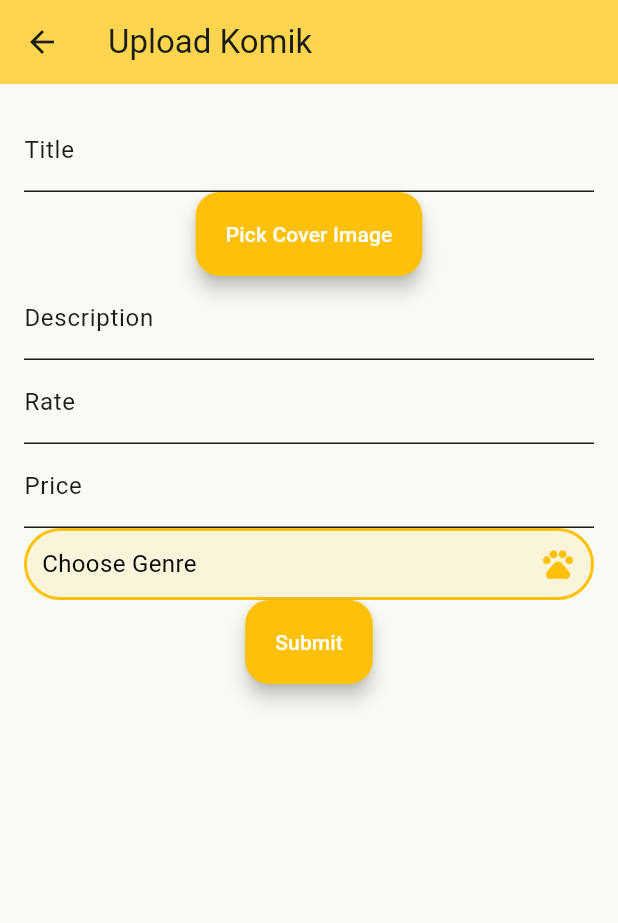
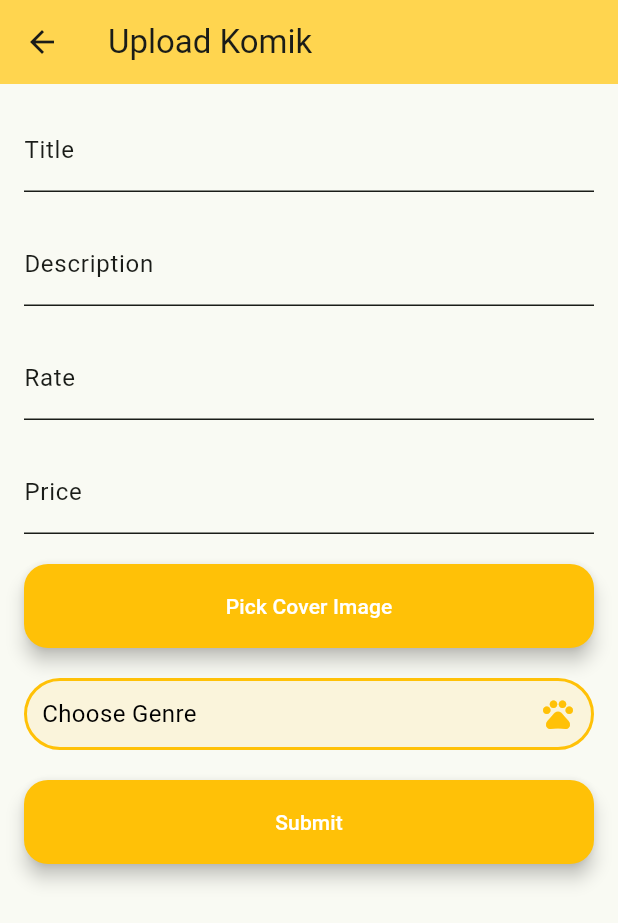
Before and after one commit to MiKami-IPPL/MiKami-Mobile, a Flutter app: the AuthorManage screen opened directly, after a tap on the "add" icon, on a phone screen of 412 x 824 dp. Shown: the top 923 px of the screen. Run offline on Flutter 3.47's test engine with Material 3 defaults, Android fonts, the phone set to English and light mode, and no system bars; drawn by our look-alikes of multi_select_flutter; our stand-ins replace carousel_slider, file_picker, flutter_rating_bar, get, image_picker, shared_preferences and 1 more; missing offline and left inert: webview_flutter_android, webview_flutter_wkwebview; accounts and stored records are empty; network calls fail.

Commit message:
Create,Get,Delete Comic(Update not yet)

```diff
--- /dev/null
+++ b/lib/model/comic.dart
@@ -0,0 +1,25 @@
+class Comic {
+  final int id;
+  final String title;
+  final String description;
+  final String author;
+  final String coverUrl;
+
+  Comic({
+    required this.id,
+    required this.title,
+    required this.description,
+    required this.author,
+    required this.coverUrl,
+  });
+
+  factory Comic.fromJson(Map<String, dynamic> json) {
+    return Comic(
+      id: json['id'],
+      title: json['title'],
+      description: json['description'],
+      author: json['author'],
+      coverUrl: json['cover'],
+    );
+  }
+}
--- a/lib/screens/author_add_comic.dart
+++ b/lib/screens/author_add_comic.dart
@@ -93,8 +93,12 @@ class _AddComicState extends State<AddComic> {
                 child: ListView(
                   children: [
                     Column(
+  crossAxisAlignment: CrossAxisAlignment.stretch,
   children: [
-                        TextFormField(
+    // Form fields
+    Padding(
+      padding: const EdgeInsets.only(bottom: 20),
+      child: TextFormField(
         controller: authorController.titleController,
         validator: (value) {
           if (value == null || value.isEmpty) {
@@ -107,21 +111,11 @@ class _AddComicState extends State<AddComic> {
           hintText: 'Title',
         ),
       ),
-                        ElevatedButton(
-                          onPressed: () async {
-                            final ImagePicker picker = ImagePicker();
-                            final XFile? image = await picker.pickImage(
-                                source: ImageSource.gallery);
-                            if (image != null) {
-                              authorController.coverController.text =
-                                  image.path;
-                            }
-                          },
-                          child: Text('Pick Cover Image'),
     ),
-                        TextFormField(
-                          controller:
-                              authorController.descriptionController,
+    Padding(
+      padding: const EdgeInsets.only(bottom: 20),
+      child: TextFormField(
+        controller: authorController.descriptionController,
         validator: (value) {
           if (value == null || value.isEmpty) {
             return 'Please enter description of comic';
@@ -133,7 +127,10 @@ class _AddComicState extends State<AddComic> {
           hintText: 'Description',
         ),
       ),
-                        TextFormField(
+    ),
+    Padding(
+      padding: const EdgeInsets.only(bottom: 20),
+      child: TextFormField(
         keyboardType: TextInputType.number,
         controller: authorController.rateController,
         validator: (value) {
@@ -149,7 +146,10 @@ class _AddComicState extends State<AddComic> {
           hintText: 'Rate',
         ),
       ),
-                        TextFormField(
+    ),
+    Padding(
+      padding: const EdgeInsets.only(bottom: 20),
+      child: TextFormField(
         keyboardType: TextInputType.number,
         controller: authorController.priceController,
         validator: (value) {
@@ -165,15 +165,34 @@ class _AddComicState extends State<AddComic> {
           hintText: 'Price',
         ),
       ),
-                        MultiSelectDialogField(
+    ),
+    // Image picker
+    Padding(
+      padding: const EdgeInsets.only(bottom: 20),
+      child: ElevatedButton(
+        onPressed: () async {
+          final ImagePicker picker = ImagePicker();
+          final XFile? image = await picker.pickImage(
+            source: ImageSource.gallery,
+          );
+          if (image != null) {
+            authorController.coverController.text = image.path;
+          }
+        },
+        child: Text('Pick Cover Image'),
+      ),
+    ),
+    // Genre picker
+    Padding(
+      padding: const EdgeInsets.only(bottom: 20),
+      child: MultiSelectDialogField(
         items: _items,
         searchable: true,
         title: Text("Genres"),
         selectedColor: lightColorScheme.primary,
         decoration: BoxDecoration(
           color: lightColorScheme.primary.withOpacity(0.1),
-                            borderRadius:
-                                BorderRadius.all(Radius.circular(40)),
+          borderRadius: BorderRadius.all(Radius.circular(40)),
           border: Border.all(
             color: lightColorScheme.primary,
             width: 2,
@@ -196,10 +215,11 @@ class _AddComicState extends State<AddComic> {
           for (var i = 0; i < _selectedGenre.length; i++) {
             genreId.add(_selectedGenre[i].id.toString());
           }
-                            authorController.genreIdController.text =
-                                genreId.join(',');
+          authorController.genreIdController.text = genreId.join(',');
         },
       ),
+    ),
+    // Submit button
     ElevatedButton(
       onPressed: () async {
         if (_formAddComic.currentState!.validate()) {
--- a/lib/screens/author_manage_screen.dart
+++ b/lib/screens/author_manage_screen.dart
@@ -1,43 +1,50 @@
 import 'package:flutter/material.dart';
 import 'package:get/get.dart';
-import 'package:mikami_mobile/model/list_item_data.dart';
-import 'package:mikami_mobile/model/list_data_provider.dart';
-import 'package:mikami_mobile/screens/author_add_comic.dart';
+import 'package:mikami_mobile/model/comic.dart';
 import 'package:mikami_mobile/screens/chapter_manage_screen.dart';
 import 'package:mikami_mobile/services_api/author_service.dart';
+import 'package:mikami_mobile/screens/author_add_comic.dart';
 
 class AuthorManage extends StatefulWidget {
-  const AuthorManage({super.key});
+  const AuthorManage({Key? key}) : super(key: key);
 
   @override
-  State<AuthorManage> createState() => _AuthorManageState();
+  _AuthorManageState createState() => _AuthorManageState();
 }
 
 class _AuthorManageState extends State<AuthorManage> {
-  AuthorController authorController = Get.put(AuthorController());
+  final AuthorController authorController = AuthorController();
+
+  @override
+  void initState() {
+    super.initState();
+    authorController.getComics().then((_) {
+      setState(() {});
+    });
+  }
+
   @override
   Widget build(BuildContext context) {
     return Scaffold(
-      backgroundColor: Colors.amber[300],
+      backgroundColor: Colors.white,
       appBar: AppBar(
-        iconTheme: const IconThemeData(
-          color: Colors.white,
-        ),
-        titleTextStyle: const TextStyle(
-          color: Colors.white,
-          fontSize: 20,
+        iconTheme: const IconThemeData(color: Colors.white),
+        title: const Text(
+          'Kelola Komik Kamu!',
+          style: TextStyle(color: Colors.white, fontSize: 20),
         ),
         backgroundColor: Colors.amber[300],
       ),
       body: SingleChildScrollView(
         child: Column(
+          crossAxisAlignment: CrossAxisAlignment.start,
           children: [
             Container(
+              padding: const EdgeInsets.all(16.0),
               color: Colors.amber[300],
-              padding: const EdgeInsets.all(16.0),
-              child: const Column(
+              child: Column(
                 crossAxisAlignment: CrossAxisAlignment.start,
-                children: [
+                children: const [
                   Text(
                     'Kelola Komik Kamu!',
                     style: TextStyle(
@@ -63,47 +70,66 @@ class _AuthorManageState extends State<AuthorManage> {
                 children: [
                   Container(
                     color: Colors.white,
-                    child: const TabBar(
+                    child: TabBar(
                       indicatorColor: Colors.red,
                       tabs: [
                         Tab(text: 'Published'),
                         Tab(text: 'Pending'),
                       ],
+                      labelColor: Colors.black,
+                      unselectedLabelColor: Colors.grey,
                     ),
                   ),
                   SizedBox(
                     height: MediaQuery.of(context).size.height - 200,
-                    child: Container(
-                      color: Colors.white,
                     child: TabBarView(
                       children: [
-                          ListView.builder(
-                            itemCount:
-                                ListDataProvider.getPublishedList().length,
-                            itemBuilder: (BuildContext context, int index) {
-                              ListItemData itemData =
-                                  ListDataProvider.getPublishedList()[index];
+                        _buildComicList(),
+                        const Center(
+                          child: Text('Tidak ada komik yang sedang ditunda'),
+                        ),
+                      ],
+                    ),
+                  ),
+                ],
+              ),
+            ),
+          ],
+        ),
+      ),
+      floatingActionButton: FloatingActionButton(
+        onPressed: () {
+          Get.to(() => AddComic());
+        },
+        shape: const StadiumBorder(),
+        backgroundColor: Colors.amber,
+        child: const Icon(Icons.add),
+      ),
+    );
+  }
+
+  Widget _buildComicList() {
+    if (authorController.comics.isEmpty) {
+      return const Center(child: CircularProgressIndicator());
+    } else {
+      return ListView.builder(
+        itemCount: authorController.comics.length,
+        itemBuilder: (context, index) {
+          Comic comic = authorController.comics[index];
           return GestureDetector(
             onTap: () {
-                                  Get.to(ChapterManageScreen());
+              Get.to(ChapterManageScreen(comic: comic));
             },
-                                child: Column(
-                                  children: [
-                                    ListTile(
+            child: ListTile(
               contentPadding:
-                                          const EdgeInsets.symmetric(
-                                              horizontal: 16.0, vertical: 12.0),
+                  const EdgeInsets.symmetric(horizontal: 16.0, vertical: 12.0),
               leading: Container(
                 width: 70,
                 height: 70,
                 color: Colors.blue,
-                                        child: Image.asset(
-                                          itemData.imagePath,
-                                          fit: BoxFit.cover,
-                                        ),
               ),
               title: Text(
-                                        itemData.title,
+                comic.title,
                 maxLines: 2,
                 overflow: TextOverflow.ellipsis,
                 style: const TextStyle(
@@ -112,8 +138,8 @@ class _AuthorManageState extends State<AuthorManage> {
                 ),
               ),
               subtitle: ListTileSubtitle(
-                                        line1: itemData.subtitle,
-                                        line2: '',
+                line1: comic.description,
+                line2: 'Author: ${comic.author}',
               ),
               trailing: Row(
                 mainAxisSize: MainAxisSize.min,
@@ -121,28 +147,26 @@ class _AuthorManageState extends State<AuthorManage> {
                   IconButton(
                     icon: Icon(Icons.delete),
                     onPressed: () {
-                                              _showConfirmationDialog(
-                                                  context, itemData.title);
+                      _showConfirmationDialog(context, comic); // Fix here
                     },
                   ),
                   PopupMenuButton<String>(
                     onSelected: (String choice) {
-                                              if (choice ==
-                                                  'Lihat Daftar Chapter') {
-                                                Get.to(ChapterManageScreen());
-                                              } else if (choice ==
-                                                  'Hapus Komik') {
-                                                _showConfirmationDialog(
-                                                    context, itemData.title);
+                      if (choice == 'Lihat Daftar Chapter') {
+                        Get.to(ChapterManageScreen(comic: comic));
+                      } else if (choice == 'Hapus Komik') {
+                        _deleteComic(comic.id.toString()); // Fix here
                       }
                     },
-                                            itemBuilder:
-                                                (BuildContext context) =>
+                    itemBuilder: (BuildContext context) =>
                         <PopupMenuEntry<String>>[
                       const PopupMenuItem<String>(
                         value: 'Lihat Daftar Chapter',
-                                                child: Text(
-                                                    'Lihat Daftar Chapter'),
+                        child: Text('Lihat Daftar Chapter'),
+                      ),
+                      const PopupMenuItem<String>(
+                        value: 'Update Informasi Komik',
+                        child: Text('Lihat Daftar Chapter'),
                       ),
                       const PopupMenuItem<String>(
                         value: 'Hapus Komik',
@@ -153,45 +177,19 @@ class _AuthorManageState extends State<AuthorManage> {
                 ],
               ),
             ),
-                                    const Divider(),
-                                  ],
-                                ),
           );
         },
-                          ),
-                          const Center(
-                            child: Text('Tidak ada komik yang sedang ditunda'),
-                          ),
-                        ],
-                      ),
-                    ),
-                  ),
-                ],
-              ),
-            ),
-          ],
-        ),
-      ),
-      floatingActionButton: FloatingActionButton(
-        onPressed: () {
-          authorController.getGenre();
-          Get.to(() => AddComic());
-        },
-        shape: const StadiumBorder(),
-        backgroundColor: Colors.amber,
-        child: const Icon(Icons.add),
-      ),
       );
     }
+  }
 
-  void _showConfirmationDialog(BuildContext context, String comicTitle) {
+  void _showConfirmationDialog(BuildContext context, Comic comic) {
     showDialog(
       context: context,
       builder: (BuildContext context) {
         return AlertDialog(
           title: const Text("Konfirmasi Hapus"),
-          content:
-              Text("Apakah Anda yakin ingin menghapus komik '$comicTitle'?"),
+          content: Text("Apakah Anda yakin ingin menghapus komik '${comic.title}'?"),
           actions: <Widget>[
             TextButton(
               onPressed: () {
@@ -201,6 +199,7 @@ class _AuthorManageState extends State<AuthorManage> {
             ),
             TextButton(
               onPressed: () {
+                _deleteComic(comic.id.toString());
                 Navigator.of(context).pop();
               },
               child: const Text("Hapus"),
@@ -209,6 +208,29 @@ class _AuthorManageState extends State<AuthorManage> {
         );
       },
     );
+  }
+
+  void _deleteComic(String comicId) async {
+  String response = await authorController.deleteComic(comicId);
+  if (response == 'success') {
+    // Show success message
+    Get.showSnackbar(GetBar(
+      title: "Success",
+      message: "Comic successfully deleted",
+      duration: const Duration(seconds: 5),
+      backgroundColor: Colors.green,
+    ));
+
+    await authorController.getComics();
+  } else {
+
+    Get.showSnackbar(GetBar(
+      title: "Error",
+      message: "Failed to delete comic",
+      duration: const Duration(seconds: 5),
+      backgroundColor: Colors.red,
+    ));
+  }
 }
 }
 
--- a/lib/services_api/author_service.dart
+++ b/lib/services_api/author_service.dart
@@ -6,15 +6,62 @@ import 'package:mikami_mobile/utils/api_endpoints.dart';
 import 'package:shared_preferences/shared_preferences.dart';
 import 'package:get/get.dart';
 import 'package:http/http.dart' as http;
+import 'package:mikami_mobile/model/comic.dart';
 
 class AuthorController extends GetxService {
   final Future<SharedPreferences> _prefs = SharedPreferences.getInstance();
+  List<Comic> comics = [];
   TextEditingController titleController = TextEditingController();
   TextEditingController descriptionController = TextEditingController();
   TextEditingController genreIdController = TextEditingController();
   TextEditingController coverController = TextEditingController();
   TextEditingController priceController = TextEditingController();
   TextEditingController rateController = TextEditingController();
+
+  Future<void> getComics() async {
+    try {
+      final SharedPreferences? prefs = await _prefs;
+      var token = prefs?.getString('token');
+
+      var headers = {
+        'Content-Type': 'application/json',
+        'Accept': 'application/json',
+        'Authorization': 'Bearer $token',
+      };
+
+      var url = Uri.parse(ApiEndPoints.baseUrl + ApiEndPoints.authEndPoints.Comics);
+
+      http.Response response = await http.get(url, headers: headers);
+
+      final json = jsonDecode(response.body);
+
+      if (json['status'] == 'success') {
+        comics.clear();
+
+        for (var comicData in json['data']) {
+      comics.add(Comic(
+        id: comicData['id'],
+        title: comicData['title'],
+        description: comicData['description'],
+        coverUrl: comicData['cover'],
+        author: comicData['author'],
+      ));
+    }
+
+      } else {
+        Get.showSnackbar(GetSnackBar(
+          title: json['status'],
+          message: json['message'],
+          icon: Icon(Icons.error, color: Colors.white),
+          duration: const Duration(seconds: 5),
+          snackPosition: SnackPosition.BOTTOM,
+          backgroundColor: Colors.red,
+        ));
+      }
+    } catch (e) {
+      print(e.toString());
+    }
+  }
 
   Future<void> addComic() async {
     try {
@@ -77,6 +124,82 @@ class AuthorController extends GetxService {
     }
   }
 
+  Future<void> updateComic(String title, String newTitle, String newDescription) async {
+    try {
+      final SharedPreferences? prefs = await _prefs;
+      var token = prefs?.getString('token');
+
+      var headers = {
+        'Content-Type': 'application/json',
+        'Accept': 'application/json',
+        'Authorization': 'Bearer $token',
+      };
+
+      var url = Uri.parse(ApiEndPoints.baseUrl + ApiEndPoints.authEndPoints.Comics + '/$title');
+
+      Map body = {
+        'title': newTitle,
+        'description': newDescription,
+      };
+
+      http.Response response = await http.put(url, body: jsonEncode(body), headers: headers);
+      final json = jsonDecode(response.body);
+      print(json);
+
+      if (json['status'] == 'success') {
+        Get.showSnackbar(GetSnackBar(
+          title: "Sukses",
+          message: 'Komik berhasil diperbarui',
+          icon: Icon(Icons.check_circle, color: Colors.white),
+          duration: const Duration(seconds: 5),
+          snackPosition: SnackPosition.BOTTOM,
+          backgroundColor: Colors.green,
+        ));
+        await getComics();
+      } else {
+        Get.showSnackbar(GetSnackBar(
+          title: "Gagal",
+          message: json['message'],
+          icon: Icon(Icons.error, color: Colors.white),
+          duration: const Duration(seconds: 5),
+          snackPosition: SnackPosition.BOTTOM,
+          backgroundColor: Colors.red,
+        ));
+      }
+    } catch (e) {
+      print(e.toString());
+    }
+  }
+
+  Future<String> deleteComic(String comicId) async {
+  try {
+    final SharedPreferences? prefs = await _prefs;
+    var token = prefs?.getString('token');
+
+    var headers = {
+      'Content-Type': 'application/json',
+      'Accept': 'application/json',
+      'Authorization': 'Bearer $token',
+    };
+
+    var url = Uri.parse(ApiEndPoints.baseUrl + ApiEndPoints.authEndPoints.Comics + '/$comicId/delete');
+
+    http.Response response = await http.delete(url, headers: headers);
+    final json = jsonDecode(response.body);
+    print(json);
+
+    if (json['status'] == 'success') {
+      return 'success';
+    } else {
+      return 'error';
+    }
+  } catch (e) {
+    print(e.toString());
+    return 'error';
+  }
+}
+
+
   Future<void> getGenre() async {
     try {
       var Url =
```
Also changed, not shown: lib/screens/chapter_manage_screen.dart (+9 -3 lines). Lines whose indentation alone changed are shown as unchanged.
